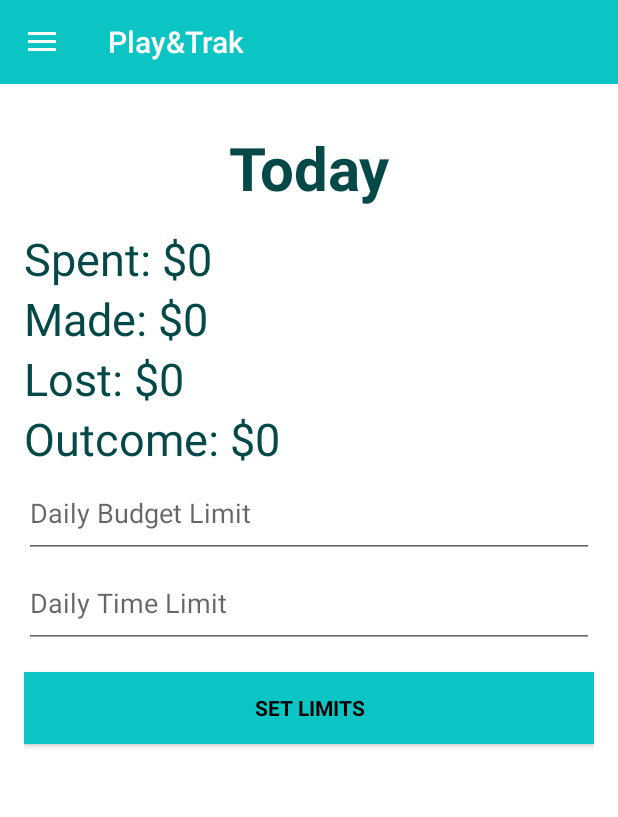
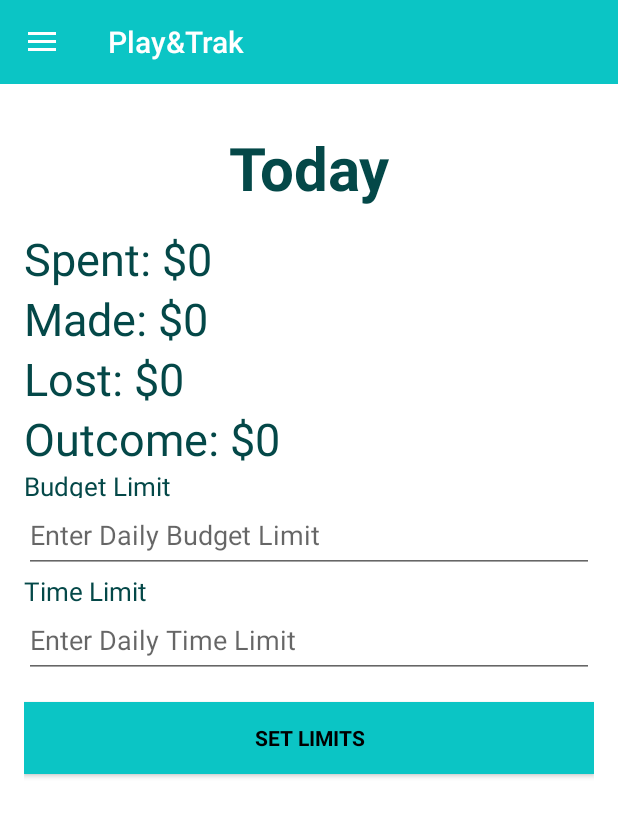
Before and after one commit to andk123/Self-MonitoringGamblingApp, an Android app: the fragment DailyStatsFragment placed in its activity, on a phone screen of 412 x 824 dp. Shown: the top 817 px of the screen. Run offline under Robolectric (Android 15) with nearby library versions, the phone set to English and light mode, and no system bars; our stand-ins replace Firebase (no records; nobody signed in at launch, a user with empty details on screens opened directly); libraries missing offline, so code that uses them is left out: com.github.mikephil.charting, com.jjoe64.graphview; 2 statements that could not run were skipped.

Commit message:
Minutes updates

```diff
--- a/SelfMonitoringGamblingApplication/app/src/main/java/FireBase/DatabaseHelper.java
+++ b/SelfMonitoringGamblingApplication/app/src/main/java/FireBase/DatabaseHelper.java
@@ -266,7 +266,7 @@ public class DatabaseHelper {
 
                     if (spent >= budgetLimit & time >= timeLimit) {
                         AlertDialog.Builder builder1 = new AlertDialog.Builder(act);
-                        builder1.setMessage("WARNING: You've exceeded your daily budget and time limit.");
+                        builder1.setMessage("WARNING: You've exceeded your daily budget and time limit. Time Limit is set to: " + timeLimit + " You are at: " + time + ". Budget Limit is set to:"+ budgetLimit + " You are at: " + spent);
 
                         builder1.setCancelable(true);
 
@@ -532,8 +532,8 @@ public class DatabaseHelper {
             public void onDataChange(DataSnapshot dataSnapshot) {
 
                 UserEntity currentUser = dataSnapshot.getValue(UserEntity.class);
-                budget.setText(currentUser.getDailyLimit(), TextView.BufferType.EDITABLE);
-                time.setText(currentUser.getDailyTimeLimit(), TextView.BufferType.EDITABLE);
+                budget.setText("$"+currentUser.getDailyLimit() , TextView.BufferType.EDITABLE);
+                time.setText(currentUser.getDailyTimeLimit()+"m", TextView.BufferType.EDITABLE);
 
             }
 
@@ -636,8 +636,10 @@ public class DatabaseHelper {
                 dataSet.setColors(new int[] {ColorTemplate.rgb("#00ff80"),ColorTemplate.rgb("#ff4d4d")});
                 PieData data = new PieData();
                 data.setDataSet(dataSet);
+                data.setValueTextSize(10f);
                 piechart.setData(data);
                 piechart.invalidate();
+
 
 
                 bar.setValueDependentColor(new ValueDependentColor<DataPoint>() {
--- a/SelfMonitoringGamblingApplication/app/src/main/res/layout/fragment_daily_stats.xml
+++ b/SelfMonitoringGamblingApplication/app/src/main/res/layout/fragment_daily_stats.xml
@@ -65,21 +65,40 @@
                 android:fontFamily="sans-serif"
                 android:textColor="@color/colorText" />
 
+            <TextView
+                android:id="@+id/budget_text"
+                android:text="Budget Limit"
+                android:layout_width="match_parent"
+                android:layout_height="20dp"
+                android:textAppearance="?android:attr/textAppearance"
+                android:textSize="17dp"
 
+                android:fontFamily="sans-serif"
+                android:textColor="@color/colorText" />
             <EditText
                 android:id="@+id/budget"
                 android:layout_width="match_parent"
-                android:layout_height="60dp"
-                android:hint="Daily Budget Limit"
+                android:layout_height="50dp"
+                android:hint="Enter Daily Budget Limit"
                 android:inputType="text"
                 android:maxLines="1"
                 android:singleLine="true"
                 android:textColor="@android:color/holo_orange_dark" />
+            <TextView
+                android:id="@+id/time_text"
+                android:text="Time Limit"
+                android:layout_width="match_parent"
+                android:layout_height="20dp"
+                android:textAppearance="?android:attr/textAppearance"
+                android:textSize="17dp"
+
+                android:fontFamily="sans-serif"
+                android:textColor="@color/colorText" />
             <EditText
                 android:id="@+id/time"
                 android:layout_width="match_parent"
-                android:layout_height="60dp"
-                android:hint="Daily Time Limit"
+                android:layout_height="50dp"
+                android:hint="Enter Daily Time Limit"
                 android:inputType="text"
                 android:maxLines="1"
                 android:singleLine="true"
```
